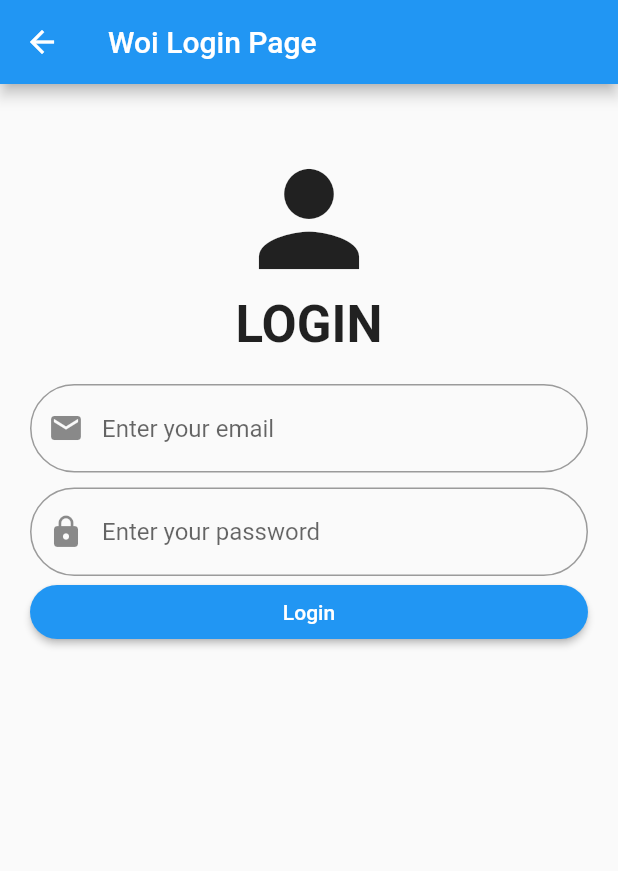
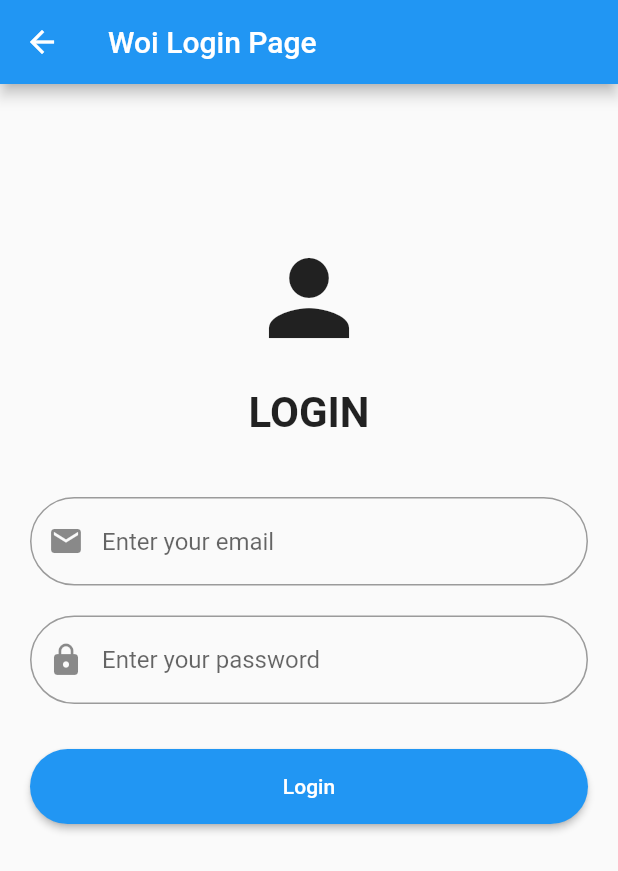
Before and after one commit to adeprastyo/learn-flutter, a Flutter app: the screen it shows after launch, on a phone screen of 412 x 824 dp. Shown: the top 871 px of the screen. Run offline on Flutter 3.47's test engine with Material 2 defaults, Android fonts, the phone set to English and light mode, and no system bars; our stand-ins replace flutter_dotenv.

Commit message:
fix: login design error overflowed

```diff
--- a/lib/presentation/pages/login.dart
+++ b/lib/presentation/pages/login.dart
@@ -39,26 +39,23 @@ class _LoginPageState extends State<LoginPage> {
       appBar: AppBar(
         title: Text(widget.title),
       ),
-        body: Padding(
+      body: SafeArea(
+        child: SingleChildScrollView(
           padding: const EdgeInsets.all(20),
           child: Column(
+            mainAxisAlignment: MainAxisAlignment.center,
             children: [
-              Padding(
-                padding: const EdgeInsets.all(20),
-                child: Column(
-                  children: const <Widget>[
-                    Icon(
+              SizedBox(height: MediaQuery.of(context).size.height * 0.1),
+              const Icon(
                 Icons.person,
-                      size: 100,
+                size: 80,
               ),
-                    Text(
+              const SizedBox(height: 20),
+              const Text(
                 "LOGIN",
-                      style:
-                          TextStyle(fontSize: 34, fontWeight: FontWeight.bold),
-                    )
-                  ],
+                style: TextStyle(fontSize: 28, fontWeight: FontWeight.bold),
               ),
-              ),
+              const SizedBox(height: 40),
               TextField(
                 controller: _emailController,
                 decoration: InputDecoration(
@@ -71,9 +68,10 @@ class _LoginPageState extends State<LoginPage> {
                   ),
                 ),
               ),
-              const SizedBox(height: 10),
+              const SizedBox(height: 20),
               TextField(
                 controller: _passwordController,
+                obscureText: true,
                 decoration: InputDecoration(
                   prefixIcon: const Icon(Icons.lock),
                   hintText: "Enter your password",
@@ -84,20 +82,28 @@ class _LoginPageState extends State<LoginPage> {
                   ),
                 ),
               ),
+              const SizedBox(height: 30),
               SizedBox(
                 width: double.infinity,
+                height: 50,
                 child: ElevatedButton(
                   onPressed: _login,
-                    style:
-                        ElevatedButton.styleFrom(shape: const StadiumBorder()),
+                  style: ElevatedButton.styleFrom(
+                    shape: const StadiumBorder(),
+                  ),
                   child: const Text("Login"),
-                  )),
+                ),
+              ),
+              const SizedBox(height: 20),
+              if (_error.isNotEmpty)
                 Text(
                   _error,
                   style: const TextStyle(color: Colors.red),
                 ),
             ],
           ),
-        ));
+        ),
+      ),
+    );
   }
 }
```
Also changed, not shown: lib/main.dart (+0 -10 lines), lib/presentation/widgets/menu_drawer.dart (+0 -8 lines). Lines whose indentation alone changed are shown as unchanged.
